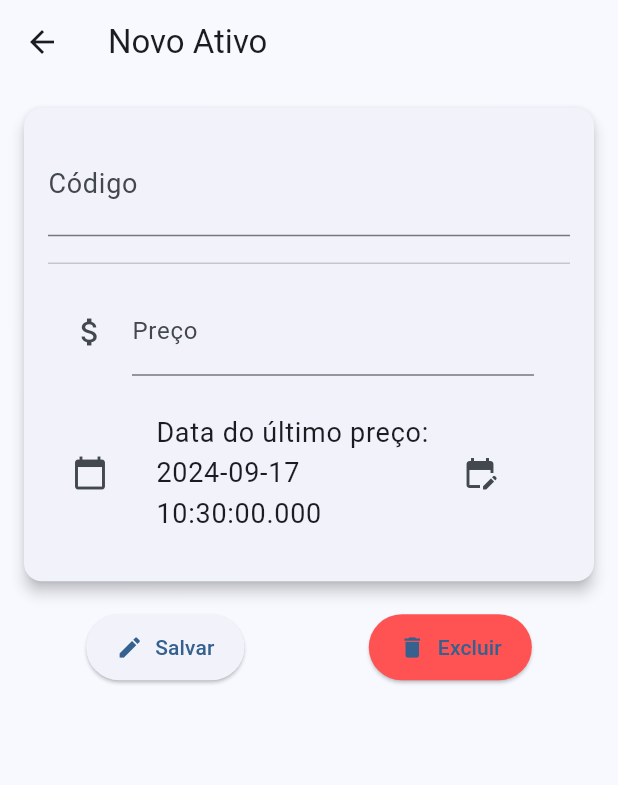
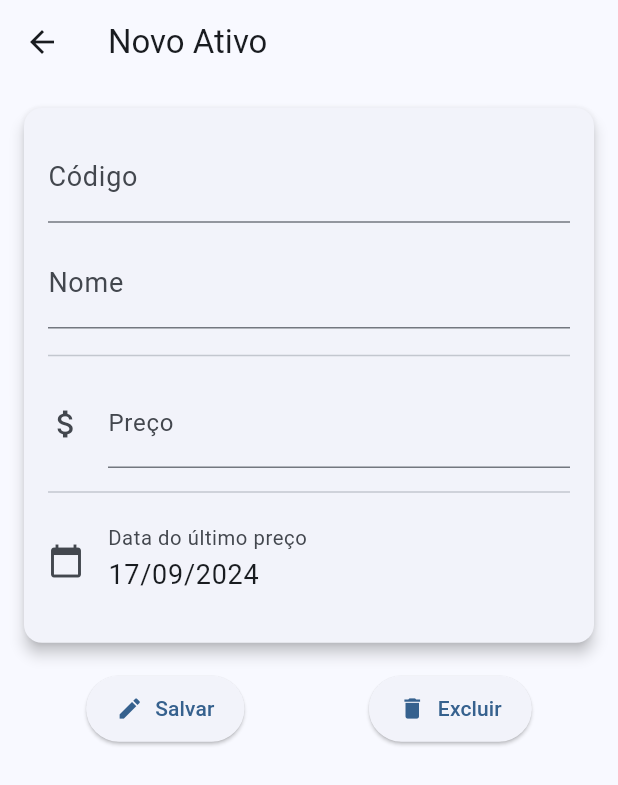
Before and after one commit to Rodorush/AssetsList, a Flutter app: the screen it shows after launch, after a tap on the "add" icon, on a phone screen of 412 x 824 dp. Shown: the top 785 px of the screen. Run offline on Flutter 3.47's test engine with Material 3 defaults, Android fonts, the phone set to English and light mode, and no system bars; our stand-ins replace sqflite; accounts and stored records are empty.

Commit message:
Ajuste na tela de detalhes
• Ajustado layout de ícones e texto

```diff
--- a/assets_list/lib/screens/asset_detail.dart
+++ b/assets_list/lib/screens/asset_detail.dart
@@ -37,7 +37,7 @@ class _AssetDetailState extends State<AssetDetail> {
             ? 'Novo Ativo'
             : "${widget.asset!.ticker} - ${widget.asset!.name}"),
       ),
-      body: Padding(
+      body: SingleChildScrollView(
         padding: const EdgeInsets.all(16.0),
         child: Column(
           crossAxisAlignment: CrossAxisAlignment.start,
@@ -56,14 +56,21 @@ class _AssetDetailState extends State<AssetDetail> {
                         labelText: "Código",
                         labelStyle: TextStyle(fontSize: 18),
                       ),
-                      style: const TextStyle(
-                        fontSize: 24,
-                        fontWeight: FontWeight.bold,
+                      style: const TextStyle(fontSize: 18),
+                    ),
+                    const SizedBox(height: 10),
+                    TextField(
+                      controller: _nameController,
+                      decoration: const InputDecoration(
+                        labelText: "Nome",
+                        labelStyle: TextStyle(fontSize: 18),
                       ),
+                      style: const TextStyle(fontSize: 18),
                     ),
                     const SizedBox(height: 10),
                     const Divider(),
                     ListTile(
+                      contentPadding: EdgeInsets.zero,
                       leading: const Icon(Icons.attach_money),
                       title: TextField(
                         controller: _priceController,
@@ -74,15 +81,23 @@ class _AssetDetailState extends State<AssetDetail> {
                         style: const TextStyle(fontSize: 18),
                       ),
                     ),
+                    const Divider(),
                     ListTile(
+                      contentPadding: EdgeInsets.zero,
                       leading: const Icon(Icons.calendar_today),
-                      title: ListTile(
-                        title: Text(
-                          "Data do último preço: ${_selectedDate.toLocal()}",
-                          style: const TextStyle(fontSize: 18),
+                      title: GestureDetector(
+                        onTap: _selectDate,
+                        child: InputDecorator(
+                          decoration: const InputDecoration(
+                            labelText: "Data do último preço",
+                            labelStyle: TextStyle(fontSize: 18),
+                            border: InputBorder.none,
+                          ),
+                          child: Text(
+                            _formatDate(_selectedDate),
+                            style: const TextStyle(fontSize: 18),
+                          ),
                         ),
-                        trailing: const Icon(Icons.edit_calendar),
-                        onTap: _selectDate,
                       ),
                     ),
                   ],
@@ -108,7 +123,6 @@ class _AssetDetailState extends State<AssetDetail> {
                   style: ElevatedButton.styleFrom(
                     padding: const EdgeInsets.symmetric(
                         horizontal: 20, vertical: 12),
-                    backgroundColor: Colors.redAccent,
                   ),
                 ),
               ],
@@ -117,6 +131,10 @@ class _AssetDetailState extends State<AssetDetail> {
         ),
       ),
     );
+  }
+
+  String _formatDate(DateTime date) {
+    return "${date.day.toString().padLeft(2, '0')}/${date.month.toString().padLeft(2, '0')}/${date.year}";
   }
 
   Future<void> _selectDate() async {
@@ -140,7 +158,6 @@ class _AssetDetailState extends State<AssetDetail> {
 
     if (ticker.isNotEmpty && name.isNotEmpty && price > 0) {
       if (widget.asset == null) {
-        // Create a new asset
         final newAsset = Asset(
           ticker: ticker,
           name: name,
```
